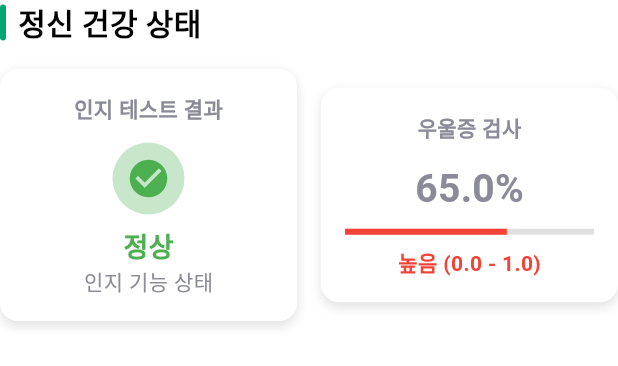
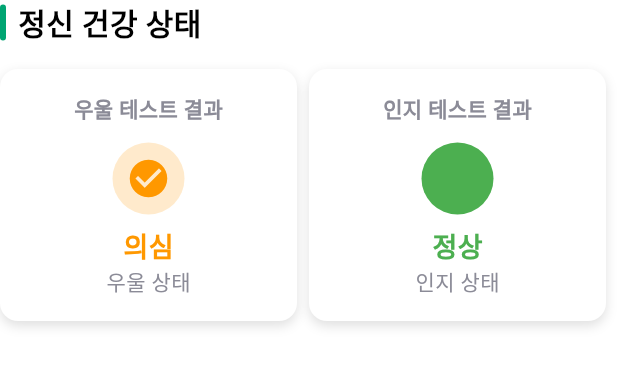
Before and after one commit to Eunverpool/SarangBang, a Flutter app: the ReportMentalStatus widget shown alone on an empty page, opened directly, on a phone screen of 412 x 824 dp. Shown: the top 366 px of the screen. Run offline on Flutter 3.47's test engine with Material 3 defaults, Android fonts, the phone set to English and light mode, and no system bars; our stand-ins replace cached_network_image, file_picker, flutter_credit_card, flutter_svg, flutter_tts, form_field_validator and 4 more; missing offline and left inert: tosspayments_widget_sdk_flutter; accounts and stored records are empty; network calls fail; Roboto replaces fonts that are missing (Gilroy); project files that could hold a hidden picture were left out.

```diff
--- a/lib/views/report/components/report_mentalstatus.dart
+++ b/lib/views/report/components/report_mentalstatus.dart
@@ -1,25 +1,37 @@
 import 'package:flutter/material.dart';
 
 class ReportMentalStatus extends StatelessWidget {
-  final String cognitiveResult; // 예: '정상'
-  final double depressionScore; // 예: 0.65
+  final String depressionResult; // 예: '정상' 또는 '의심'
+  final String cognitiveResult; // 예: "0.65"
 
   const ReportMentalStatus({
     super.key,
     required this.cognitiveResult,
-    required this.depressionScore,
+    required this.depressionResult,
   });
 
   @override
   Widget build(BuildContext context) {
-    final isHighDepression = depressionScore >= 0.6;
-    final depressionPercent = (depressionScore * 100).toStringAsFixed(1);
-    final depressionColor = isHighDepression ? Colors.red : Colors.green;
+    final double score = double.tryParse(cognitiveResult) ?? 0.0;
+    final bool isHighCognitive = score >= 0.5;
+    final String cognitivePercent = (score * 100).toStringAsFixed(1);
+
+    // 🟩 우울 상태 색상 로직
+    Color getDepressionColor(String result) {
+      switch (result) {
+        case '정상':
+          return Colors.green;
+        case '의심':
+          return Colors.orange;
+        default:
+          return Colors.grey;
+      }
+    }
 
     return Column(
       crossAxisAlignment: CrossAxisAlignment.start,
       children: [
-        // 제목 + 세로 라인
+        // 제목
         Row(
           children: [
             Container(
@@ -34,19 +46,20 @@ class ReportMentalStatus extends StatelessWidget {
             const Text(
               '정신 건강 상태',
               style: TextStyle(
-                  fontSize: 20,
-                  fontWeight: FontWeight.bold,
-                  color: Colors.black),
+                fontSize: 20,
+                fontWeight: FontWeight.bold,
+                color: Colors.black,
+              ),
             ),
           ],
         ),
         const SizedBox(height: 16),
 
-        // Row로 인지 상태 박스와 우울증 상태 박스를 나란히 배치
+        // 상태 박스들
         Row(
           mainAxisAlignment: MainAxisAlignment.spaceBetween,
           children: [
-            // 🟩 인지 상태 박스
+            // 우울 상태 박스
             Expanded(
               child: Container(
                 margin: const EdgeInsets.only(right: 8),
@@ -54,7 +67,55 @@ class ReportMentalStatus extends StatelessWidget {
                 decoration: BoxDecoration(
                   color: Colors.white,
                   borderRadius: BorderRadius.circular(12),
-                  boxShadow: [
+                  boxShadow: const [
+                    BoxShadow(
+                      color: Colors.black12,
+                      blurRadius: 6,
+                      offset: Offset(0, 3),
+                    ),
+                  ],
+                ),
+                child: Column(
+                  children: [
+                    const Text(
+                      '우울 테스트 결과',
+                      style: TextStyle(fontWeight: FontWeight.bold),
+                    ),
+                    const SizedBox(height: 12),
+                    CircleAvatar(
+                      backgroundColor:
+                          getDepressionColor(depressionResult).withOpacity(0.2),
+                      radius: 24,
+                      child: Icon(
+                        Icons.check_circle,
+                        color: getDepressionColor(depressionResult),
+                        size: 30,
+                      ),
+                    ),
+                    const SizedBox(height: 8),
+                    Text(
+                      depressionResult,
+                      style: TextStyle(
+                        fontSize: 18,
+                        fontWeight: FontWeight.bold,
+                        color: getDepressionColor(depressionResult),
+                      ),
+                    ),
+                    const Text('우울 상태'),
+                  ],
+                ),
+              ),
+            ),
+
+            // 인지 상태 박스
+            Expanded(
+              child: Container(
+                margin: const EdgeInsets.only(right: 8),
+                padding: const EdgeInsets.all(16),
+                decoration: BoxDecoration(
+                  color: Colors.white,
+                  borderRadius: BorderRadius.circular(12),
+                  boxShadow: const [
                     BoxShadow(
                       color: Colors.black12,
                       blurRadius: 6,
@@ -70,70 +131,24 @@ class ReportMentalStatus extends StatelessWidget {
                     ),
                     const SizedBox(height: 12),
                     CircleAvatar(
-                      backgroundColor: Colors.green[100],
+                      backgroundColor: getDepressionColor(cognitiveResult),
                       radius: 24,
-                      child: const Icon(Icons.check_circle,
-                          color: Colors.green, size: 30),
+                      child: Icon(
+                        Icons.check_circle,
+                        color: getDepressionColor(cognitiveResult),
+                        size: 30,
+                      ),
                     ),
                     const SizedBox(height: 8),
                     Text(
                       cognitiveResult,
-                      style: const TextStyle(
+                      style: TextStyle(
                         fontSize: 18,
                         fontWeight: FontWeight.bold,
-                        color: Colors.green,
+                        color: getDepressionColor(cognitiveResult),
                       ),
                     ),
-                    const Text('인지 기능 상태'),
-                  ],
-                ),
-              ),
-            ),
-
-            // 🟥 우울증 상태 박스
-            Expanded(
-              child: Container(
-                margin: const EdgeInsets.only(left: 8),
-                padding: const EdgeInsets.all(16),
-                decoration: BoxDecoration(
-                  color: Colors.white,
-                  borderRadius: BorderRadius.circular(12),
-                  boxShadow: [
-                    BoxShadow(
-                      color: Colors.black12,
-                      blurRadius: 6,
-                      offset: Offset(0, 3),
-                    ),
-                  ],
-                ),
-                child: Column(
-                  children: [
-                    const Text(
-                      '우울증 검사',
-                      style: TextStyle(fontWeight: FontWeight.bold),
-                    ),
-                    const SizedBox(height: 12),
-                    Text(
-                      '$depressionPercent%',
-                      style: const TextStyle(
-                        fontSize: 26,
-                        fontWeight: FontWeight.bold,
-                      ),
-                    ),
-                    const SizedBox(height: 8),
-                    LinearProgressIndicator(
-                      value: depressionScore,
-                      color: depressionColor,
-                      backgroundColor: Colors.grey[300],
-                    ),
-                    const SizedBox(height: 8),
-                    Text(
-                      isHighDepression ? '높음 (0.0 - 1.0)' : '낮음 (0.0 - 1.0)',
-                      style: TextStyle(
-                        color: depressionColor,
-                        fontWeight: FontWeight.bold,
-                      ),
-                    ),
+                    const Text('인지 상태'),
                   ],
                 ),
               ),
--- a/lib/views/report/report_page.dart
+++ b/lib/views/report/report_page.dart
@@ -41,7 +41,7 @@ class ReportPage extends StatelessWidget {
             const SizedBox(height: 20),
             const ReportMentalStatus(
               cognitiveResult: '정상',
-              depressionScore: 0.65,
+              depressionResult: '의심',
             ),
             const SizedBox(height: 20),
             ReportCognitive(results: report.cognitiveResult),
```
